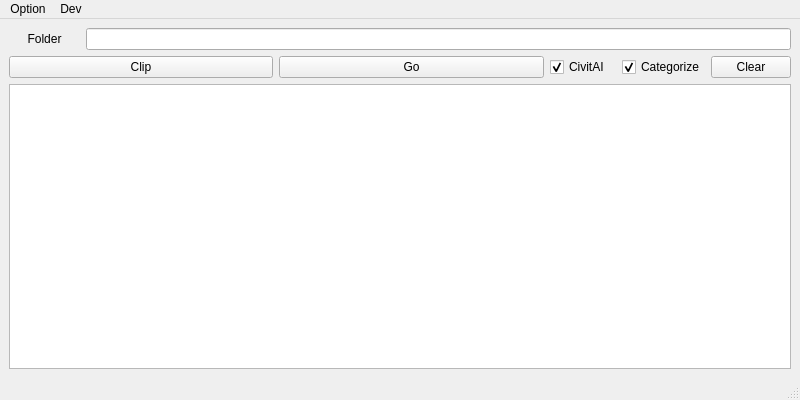
Before: the Qt Designer form bringmeimage/bringmeimage_main.ui in ChrisYangTW/BringMeImage, drawn with Qt 5.
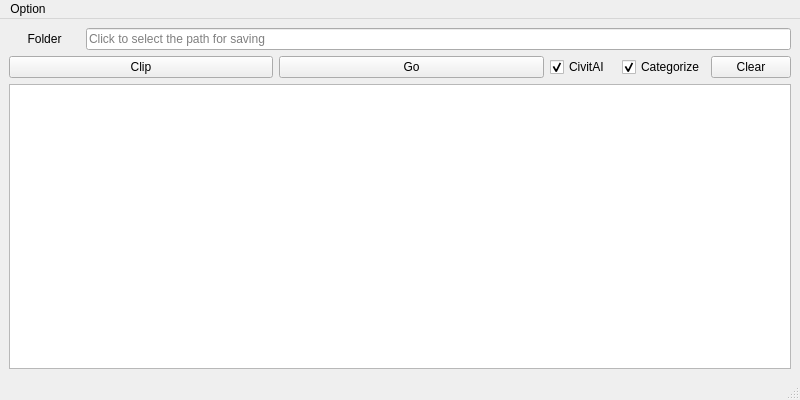
After: the same form once the commit is applied.

What changed in the file:
```diff
--- a/bringmeimage/bringmeimage_main.ui
+++ b/bringmeimage/bringmeimage_main.ui
@@ -38,6 +38,9 @@
         <property name="readOnly">
          <bool>true</bool>
         </property>
+        <property name="placeholderText">
+         <string>Click to select the path for saving</string>
+        </property>
        </widget>
       </item>
      </layout>
@@ -129,14 +132,7 @@
     <addaction name="actionLoadClipboardFile"/>
     <addaction name="actionShowFailUrl"/>
    </widget>
-   <widget class="QMenu" name="menuDev">
-    <property name="title">
-     <string>Dev</string>
-    </property>
-    <addaction name="actionDownloadMode"/>
-   </widget>
    <addaction name="menuOption"/>
-   <addaction name="menuDev"/>
   </widget>
   <widget class="QStatusBar" name="statusbar">
    <property name="statusTip">
```
